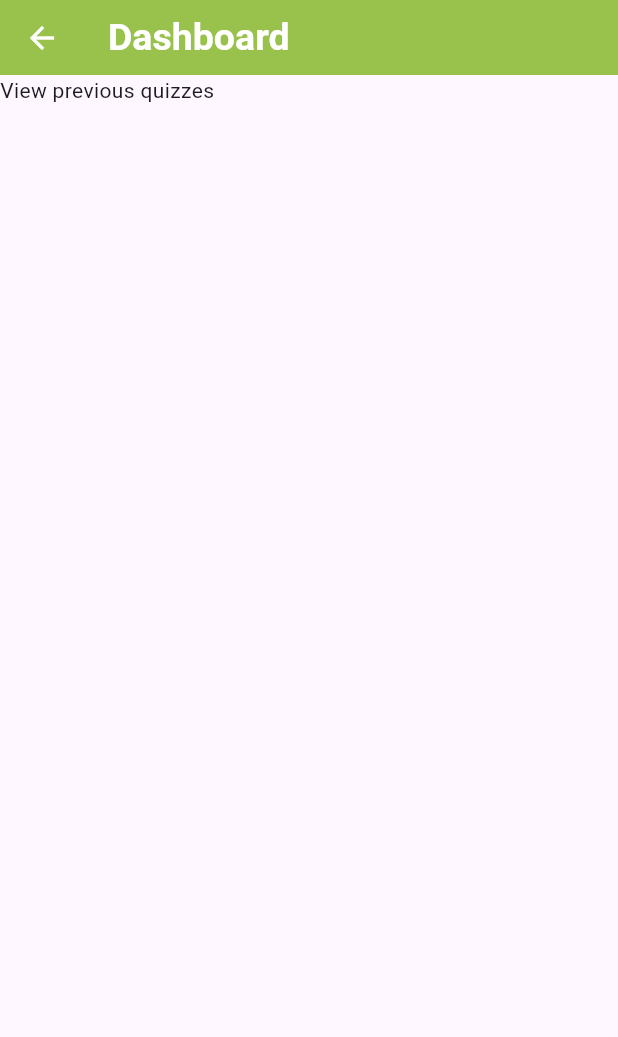
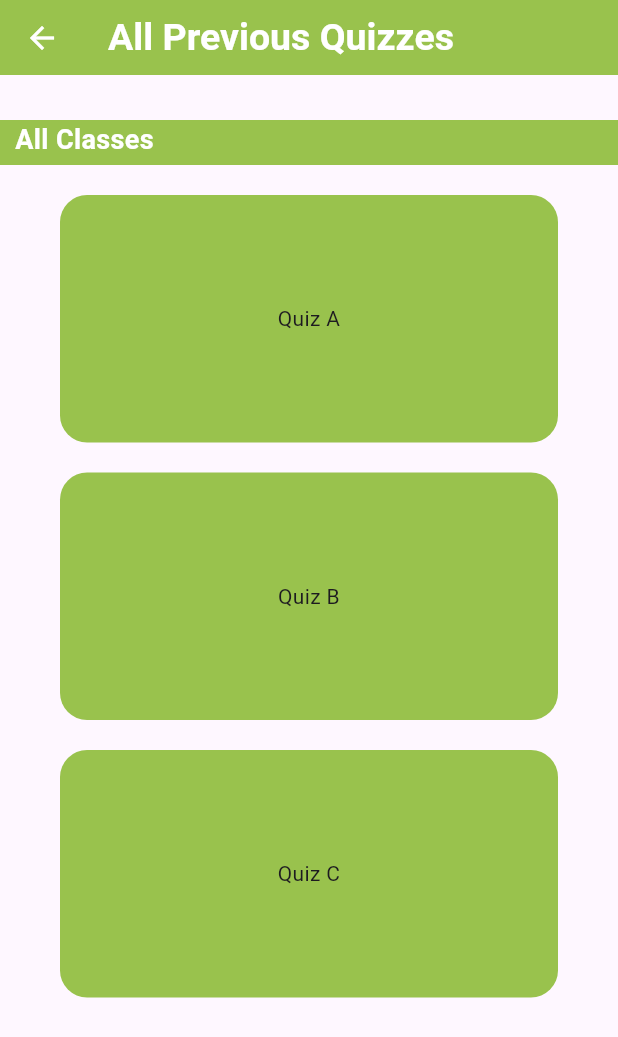
Before and after one commit to AngeliqueBalt/SPM_App, a Flutter app: the ManageQuizScreen screen opened directly, after a tap on "View Previous Quizzes", on a phone screen of 412 x 824 dp. Shown: the top 1037 px of the screen. Run offline on Flutter 3.47's test engine with Material 3 defaults, Android fonts, the phone set to English and light mode, and no system bars; our stand-ins replace go_router, smooth_page_indicator.

```diff
--- /dev/null
+++ b/lib/partials/QuizCard.dart
@@ -0,0 +1,22 @@
+import 'package:flutter/material.dart';
+import 'package:go_router/go_router.dart';
+import 'package:student_progress_monitor_app/components/option_card.dart';
+
+class QuizCard extends StatelessWidget {
+  final String name;
+
+  const QuizCard({
+    super.key,
+    required this.name,
+  });
+
+  @override
+  Widget build(BuildContext context) {
+    return OptionCard(
+      label: name,
+      color: const Color(0xFF99C24D),
+      onTap: () => {print(name)},
+      // onTap: () => context.go('/quiz/$name'),
+    );
+  }
+}
--- a/lib/routes.dart
+++ b/lib/routes.dart
@@ -1,12 +1,14 @@
 import 'package:flutter/material.dart';
 import 'package:go_router/go_router.dart';
 import 'package:student_progress_monitor_app/screens/login_screen.dart';
+import 'package:student_progress_monitor_app/screens/student/all_quizzes_screen.dart';
+import 'package:student_progress_monitor_app/screens/student/quiz/quiz_screen.dart';
 import 'package:student_progress_monitor_app/screens/student/student_class_screen.dart';
 import 'package:student_progress_monitor_app/screens/teacher/teacher_class_screen.dart';
 import 'package:student_progress_monitor_app/screens/home_screen.dart';
 
 // TODO: link with Riverpod provider to know when the user is authenticated
-const bool isAuthenticated = true;
+bool isAuthenticated = true;
 
 const bool isTeacher = false;
 
@@ -40,7 +42,17 @@ final GoRouter router = GoRouter(
         ),
       ],
     ),
+
+    // Previous Quizzes
+    GoRoute(
+      path: '/previous-quizzes',
+      builder: (BuildContext context, GoRouterState state) {
+        return const AllQuizzesScreen();
+      },
+    ),
   ],
+
+  // Authentication
   redirect: (context, routerState) {
     bool requiresAuth = routerState.fullPath! != '/login';
 
--- a/lib/screens/login_screen.dart
+++ b/lib/screens/login_screen.dart
@@ -1,6 +1,8 @@
 import 'package:flutter/material.dart';
 import 'package:go_router/go_router.dart';
 import 'package:student_progress_monitor_app/Screens//home_screen.dart';
+
+import '../routes.dart';
 
 class LogInScreen extends StatefulWidget {
   const LogInScreen({super.key});
@@ -99,7 +101,13 @@ class _LogInScreenState extends State<LogInScreen> {
 
                 // Log in button
                 GestureDetector(
-                  onTap: () => context.go('/dashboard'),
+                  onTap: () => {
+                    // TODO: Make it that when pressed isAuthenicated is set to true
+                    context.go('/dashboard'),
+                    // setState(() {
+                    //   isAuthenticated == true;
+                    // }),
+                  },
                   child: Container(
                     padding: const EdgeInsets.all(25),
                     margin: const EdgeInsets.symmetric(horizontal: 25),
--- a/lib/screens/student/quiz/quiz_screen.dart
+++ b/lib/screens/student/quiz/quiz_screen.dart
@@ -133,8 +133,9 @@ class _QuizScreenState extends State<QuizScreen> {
                                 : () {
                                     _controller.nextPage(
                                         duration:
-                                            const Duration(milliseconds: 500),
+                                            const Duration(milliseconds: 600),
                                         curve: Curves.ease);
+                                    isPressed = false;
                                   }
                             : null,
                         style: ButtonStyle(
--- a/lib/screens/teacher/manage_quiz_screen.dart
+++ b/lib/screens/teacher/manage_quiz_screen.dart
@@ -1,7 +1,7 @@
 import 'package:flutter/material.dart';
 import 'package:student_progress_monitor_app/components/option_card.dart';
 import 'package:student_progress_monitor_app/screens/teacher/new_quiz_screen.dart';
-import 'package:student_progress_monitor_app/screens/teacher/teacher_previous_quizzes_screen.dart';
+import 'package:student_progress_monitor_app/screens/teacher/teacher_all_quizzes_screen.dart';
 
 // Teachers can make quizzes and assign them to a class(es)
 // Teachers can see all previous quizzes they have made
@@ -42,8 +42,7 @@ class ManageQuizScreen extends StatelessWidget {
                 onTap: () {
                   Navigator.of(context).push(
                     MaterialPageRoute(
-                      builder: (context) =>
-                          const TeacherPreviousQuizzesScreen(),
+                      builder: (context) => const TeacherAllQuizzesScreen(),
                     ),
                   );
                 },
--- /dev/null
+++ b/lib/screens/teacher/teacher_all_quizzes_screen.dart
@@ -0,0 +1,70 @@
+import 'package:flutter/material.dart';
+import 'package:student_progress_monitor_app/partials/QuizCard.dart';
+
+class TeacherAllQuizzesScreen extends StatefulWidget {
+  const TeacherAllQuizzesScreen({super.key});
+
+  @override
+  State<TeacherAllQuizzesScreen> createState() =>
+      _TeacherAllQuizzesScreenState();
+}
+
+class _TeacherAllQuizzesScreenState extends State<TeacherAllQuizzesScreen> {
+  // List of previous quizzes will be pulled from server
+  final List _quizzes = const [
+    'Quiz A',
+    'Quiz B',
+    'Quiz C',
+  ];
+
+  @override
+  Widget build(BuildContext context) {
+    return Scaffold(
+      appBar: AppBar(
+        iconTheme: const IconThemeData(color: Colors.white),
+        title: const Text(
+          "All Previous Quizzes",
+          style: TextStyle(
+              color: Colors.white, fontWeight: FontWeight.bold, fontSize: 25),
+        ),
+        backgroundColor: const Color(0xFF99C24D),
+        elevation: 0,
+        toolbarHeight: 50,
+      ),
+      body: SafeArea(
+        child: SingleChildScrollView(
+          child: Column(
+            mainAxisSize: MainAxisSize.min,
+            children: [
+              Column(
+                crossAxisAlignment: CrossAxisAlignment.stretch,
+                children: [
+                  const SizedBox(height: 30),
+                  Container(
+                    color: const Color(0xFF99C24D),
+                    height: 30,
+                    child: const Padding(
+                      padding: EdgeInsets.only(left: 10),
+                      child: Text(
+                        "All Classes",
+                        style: TextStyle(
+                            fontSize: 18,
+                            fontWeight: FontWeight.bold,
+                            color: Colors.white),
+                      ),
+                    ),
+                  ),
+                  const SizedBox(height: 20),
+                  for (var theClass in _quizzes) ...[
+                    QuizCard(name: theClass),
+                    const SizedBox(height: 20),
+                  ],
+                ],
+              ),
+            ],
+          ),
+        ),
+      ),
+    );
+  }
+}
--- a/lib/screens/teacher/teacher_previous_quizzes_screen.dart
+++ /dev/null
@@ -1,25 +0,0 @@
-import 'package:flutter/material.dart';
-
-class TeacherPreviousQuizzesScreen extends StatelessWidget {
-  const TeacherPreviousQuizzesScreen({super.key});
-
-  @override
-  Widget build(BuildContext context) {
-    return Scaffold(
-      appBar: AppBar(
-        iconTheme: const IconThemeData(color: Colors.white),
-        title: const Text(
-          "Dashboard",
-          style: TextStyle(
-              color: Colors.white, fontWeight: FontWeight.bold, fontSize: 25),
-        ),
-        backgroundColor: const Color(0xFF99C24D),
-        elevation: 0,
-        toolbarHeight: 50,
-      ),
-      body: const SafeArea(
-        child: Text("View previous quizzes"),
-      ),
-    );
-  }
-}
```
Also changed, not shown: lib/components/navbar.dart (+14 -3 lines), lib/screens/student/all_quizzes_screen.dart (added, +71 -0 lines), lib/screens/student/previous_quizzes_screen.dart (deleted, +0 -22 lines), lib/screens/student/quiz/result_screen.dart (+4 -8 lines), lib/screens/student/student_class_screen.dart (+8 -1 lines).
